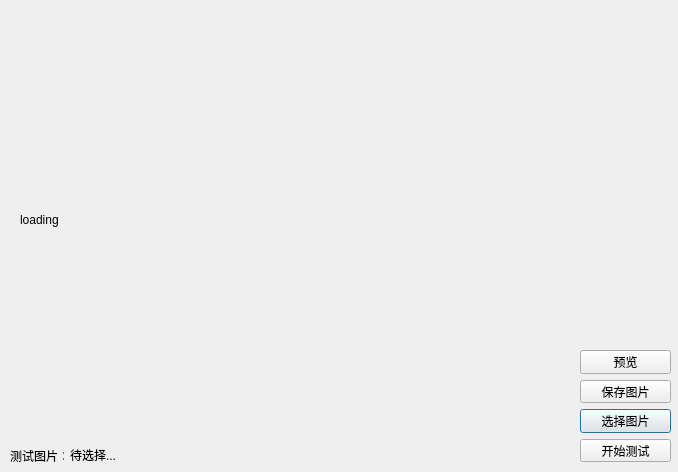
This is CameraSet.ui in Bingao-hn/Client as Qt 5 draws it before an edit. The edited form follows.
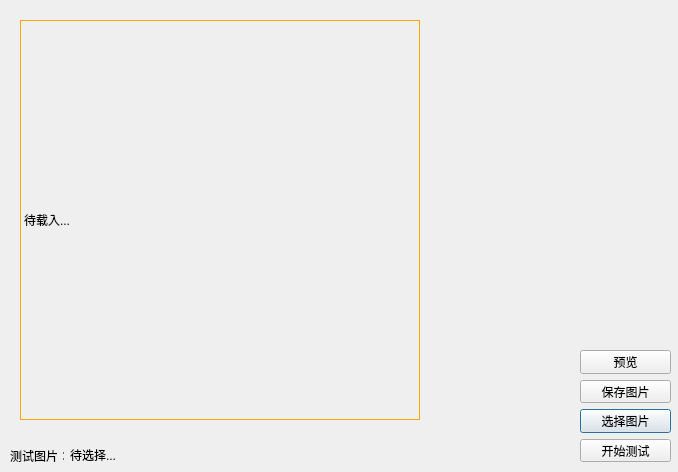
This is the edited form.

```diff
--- a/CameraSet.ui
+++ b/CameraSet.ui
@@ -10,6 +10,18 @@
     <height>472</height>
    </rect>
   </property>
+  <property name="minimumSize">
+   <size>
+    <width>678</width>
+    <height>472</height>
+   </size>
+  </property>
+  <property name="maximumSize">
+   <size>
+    <width>678</width>
+    <height>472</height>
+   </size>
+  </property>
   <property name="windowTitle">
    <string>Dialog</string>
   </property>
@@ -22,8 +34,16 @@
      <height>400</height>
     </rect>
    </property>
+   <property name="styleSheet">
+    <string notr="true">QLabel{
+     border-width: 1px;
+     border-style: solid;
+     border-color: rgb(255, 170, 0);
+}
+</string>
+   </property>
    <property name="text">
-    <string>loading</string>
+    <string>待载入...</string>
    </property>
    <property name="scaledContents">
     <bool>true</bool>
```
